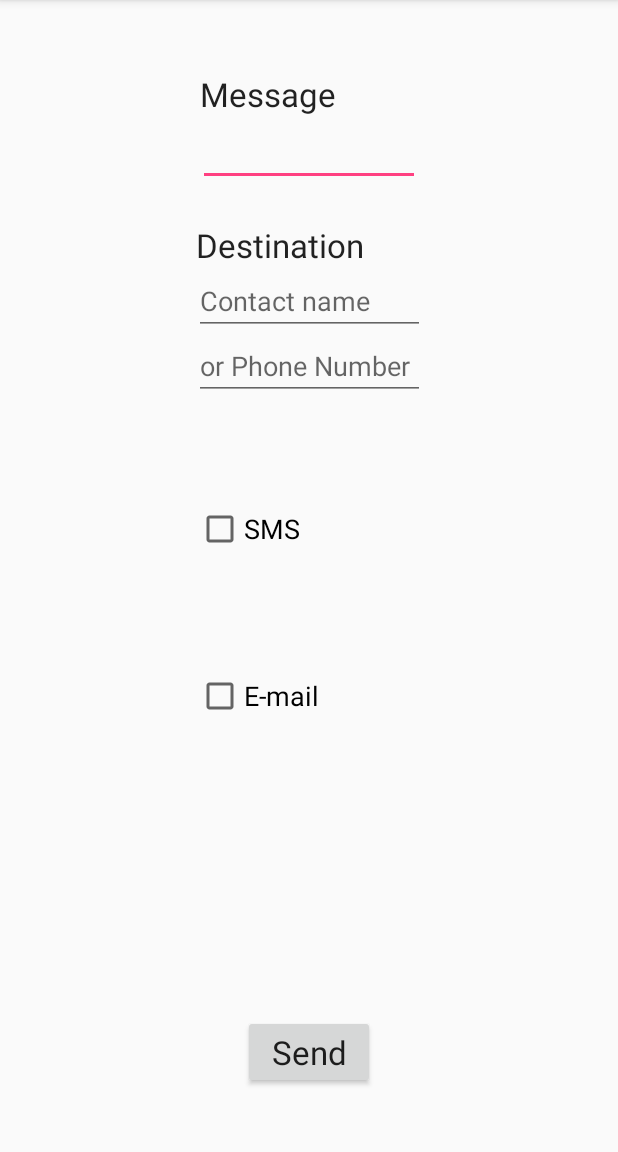
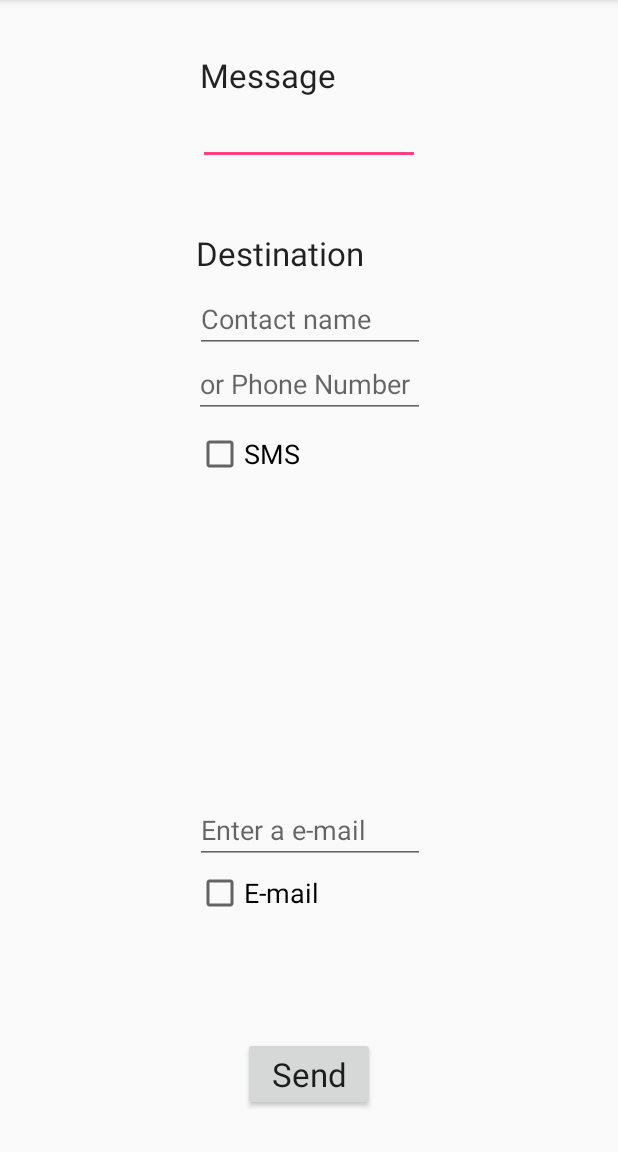
Before and after one commit to ricardojoserf/location-android-app, an Android app: the screen it shows after launch (PantallaPrincipal), on a phone screen of 412 x 824 dp, the part 84-1236 px from its top. Run offline under Robolectric (Android 15) with nearby library versions, the light colour scheme and no system bars; libraries missing offline, so code that uses them is left out: javax.mail; 2 statements that could not run were skipped.

Commit message:
Added E-mail functionality

```diff
--- a/activation/build.gradle
+++ /dev/null
@@ -1,2 +0,0 @@
-configurations.maybeCreate("default")
-artifacts.add("default", file('activation.jar'))
--- a/additionnal/build.gradle
+++ /dev/null
@@ -1,2 +0,0 @@
-configurations.maybeCreate("default")
-artifacts.add("default", file('additionnal.jar'))
--- a/app/src/main/java/com/example/fry/salvavidapp/PantallaPrincipal.java
+++ b/app/src/main/java/com/example/fry/salvavidapp/PantallaPrincipal.java
@@ -12,6 +12,7 @@ import android.support.v4.app.ActivityCompat;
 import android.telephony.SmsManager;
 import android.text.Editable;
 import android.text.TextWatcher;
+import android.util.Log;
 import android.view.View;
 import android.widget.ArrayAdapter;
 import android.widget.AutoCompleteTextView;
@@ -23,10 +24,12 @@ import com.google.android.gms.common.ConnectionResult;
 import com.google.android.gms.common.api.GoogleApiClient;
 import com.google.android.gms.location.LocationServices;
 import java.util.ArrayList;
+import java.util.Arrays;
 import java.util.Hashtable;
 import java.util.Timer;
 import java.util.TimerTask;
 import javax.mail.MessagingException;
+import android.net.Uri;
 
 
 public class PantallaPrincipal extends AppCompatActivity  implements GoogleApiClient.ConnectionCallbacks, GoogleApiClient.OnConnectionFailedListener{
@@ -41,7 +44,8 @@ public class PantallaPrincipal extends AppCompatActivity  implements GoogleApiCl
     protected void onCreate(Bundle savedInstanceState) {
         super.onCreate(savedInstanceState);
         setContentView(R.layout.activity_pantalla_principal);
-        String[] permissions = {Manifest.permission.SEND_SMS, Manifest.permission.READ_CONTACTS,Manifest.permission.ACCESS_COARSE_LOCATION,Manifest.permission.ACCESS_FINE_LOCATION};
+        String[] permissions = {Manifest.permission.SEND_SMS, Manifest.permission.READ_CONTACTS,Manifest.permission.ACCESS_COARSE_LOCATION,Manifest.permission.ACCESS_FINE_LOCATION,
+                Manifest.permission.INTERNET};
         checkPermissions(permissions, CODE_PERMISSIONS_1);
         getContacts();
         ArrayAdapter<String> adapter = new ArrayAdapter<String>(this,android.R.layout.simple_dropdown_item_1line, contacts_names);
@@ -158,9 +162,12 @@ public class PantallaPrincipal extends AppCompatActivity  implements GoogleApiCl
             String location = lat + "," + lon;
             EditText messageBox = (EditText)findViewById(R.id.editText2);
             String message = messageBox.getText().toString();
+            String final_message = message + "\nMy location: "+String.valueOf(location);
             EditText destinationBox = (EditText)findViewById(R.id.editText);
             String destination = destinationBox.getText().toString();
-            String final_message = message + "\nMy location: "+String.valueOf(location);
+            EditText emailBox = (EditText)findViewById(R.id.editText4);
+            String email = emailBox.getText().toString();
+
             // SMS
             CheckBox check_sms = (CheckBox) findViewById(R.id.checkBox);
             if (check_sms.isChecked()){
@@ -171,7 +178,7 @@ public class PantallaPrincipal extends AppCompatActivity  implements GoogleApiCl
             CheckBox check_email = (CheckBox) findViewById(R.id.checkBox2);
             if (check_email.isChecked()){
                 try {
-                    sendEmailMessage(destination, final_message);
+                    sendEmailMessage(email, final_message);
                 } catch (MessagingException e) {
                     e.printStackTrace();
                 }
@@ -219,42 +226,12 @@ public class PantallaPrincipal extends AppCompatActivity  implements GoogleApiCl
         Send e-mail
      */
     public void sendEmailMessage(String destination, String message) throws MessagingException {
-        /*
-        Intent emailIntent = new Intent(Intent.ACTION_SENDTO, Uri.parse("mailto:" + "fry93fry@gmail.com"));
-        emailIntent.putExtra(Intent.EXTRA_SUBJECT, "Salvavidapp "+String.valueOf(Calendar.getInstance().getTime()));
-        emailIntent.putExtra(Intent.EXTRA_TEXT, message);
-        startActivity(Intent.createChooser(emailIntent, "Send mail..."));
-        finish();
-        */
-        /*
+        if (ActivityCompat.checkSelfPermission(this, Manifest.permission.INTERNET) != PackageManager.PERMISSION_GRANTED) {
+            return;
+        }
         try {
-            new SendMailTask(this).execute("fry93fry@gmail.com", "veintiuno.21,22,25", "fry93fry@gmail.com", "fry93fry@gmail.com", "fry93fry@gmail.com");
+            new SendMailTask(this).execute("salvavidapp.mail", "qweqweqwe", Arrays.asList(destination), "Salvavidapp Message", message);
         }catch(Exception e){}
-        try{
-            if (ActivityCompat.checkSelfPermission(this, Manifest.permission.INTERNET) != PackageManager.PERMISSION_GRANTED) {
-                Toast.makeText(this, "No permission for internet", Toast.LENGTH_LONG).show();
-                return;
-            }
-            new Thread(new Runnable() {
-                @Override
-                public void run() {
-                    try {
-                        GMailSender sender = new GMailSender("fry93fry@gmail.com",
-                                "veintiuno.21,22,25");
-                        sender.sendMail("Hello from JavaMail", "Body from JavaMail",
-                                "fry93fry@gmail.com", "fry93fry@gmail.com");
-                    } catch (Exception e) {
-                        Log.e("SendMail", e.getMessage(), e);
-                    }
-                }
-            }).start();
-        }catch(Exception e){}
-        try {
-            new SendMailTask(this).execute("fry93fry", "veintiuno.21,22,25",
-                    Arrays.asList("fry93fry"),
-                "fry93fry@gmail.com", "fry93fry@gmail.com");
-        }catch(Exception e){}
-        */
     }
 
 
--- a/app/src/main/res/layout/activity_pantalla_principal.xml
+++ b/app/src/main/res/layout/activity_pantalla_principal.xml
@@ -11,8 +11,8 @@
         android:id="@+id/textView2"
         android:layout_width="wrap_content"
         android:layout_height="wrap_content"
-        android:layout_marginLeft="1dp"
-        android:layout_marginTop="48dp"
+        android:layout_marginLeft="0dp"
+        android:layout_marginTop="35dp"
         android:text="@string/message"
         android:textAppearance="@style/TextAppearance.AppCompat.Large"
         app:layout_constraintLeft_toLeftOf="@+id/editText2"
@@ -28,14 +28,15 @@
         android:layout_marginBottom="23dp"
         android:layout_marginTop="33dp"
         android:ems="10"
-        android:inputType="textPersonName"
+        android:lines="4"
+        android:inputType="textMultiLine"
         android:text=""
         android:textAppearance="@style/TextAppearance.AppCompat.Medium"
         app:layout_constraintBottom_toTopOf="@+id/textView"
         app:layout_constraintLeft_toLeftOf="parent"
         app:layout_constraintRight_toRightOf="parent"
         app:layout_constraintTop_toTopOf="@+id/textView2"
-        app:layout_constraintVertical_bias="0.529"
+        app:layout_constraintVertical_bias="0.0"
         tools:layout_constraintBottom_creator="1"
         tools:layout_constraintLeft_creator="1"
         tools:layout_constraintRight_creator="1"
@@ -45,21 +46,21 @@
         android:id="@+id/textView"
         android:layout_width="wrap_content"
         android:layout_height="wrap_content"
-        android:layout_marginTop="71dp"
+        android:layout_marginTop="89dp"
         android:text="@string/destination"
         android:textAppearance="@style/TextAppearance.AppCompat.Large"
         app:layout_constraintLeft_toLeftOf="@+id/editText"
         app:layout_constraintTop_toBottomOf="@+id/textView2"
         tools:layout_constraintLeft_creator="1"
         tools:layout_constraintTop_creator="1"
-        android:layout_marginLeft="1dp"
+        android:layout_marginLeft="4dp"
         android:layout_marginStart="1dp" />
 
     <EditText
         android:id="@+id/editText"
         android:layout_width="154dp"
         android:layout_height="43dp"
-        android:layout_marginTop="99dp"
+        android:layout_marginTop="125dp"
         android:digits="0123456789+"
         android:ems="10"
         android:hint="@string/or_phone_number"
@@ -85,7 +86,7 @@
         app:layout_constraintBottom_toBottomOf="parent"
         app:layout_constraintLeft_toLeftOf="@+id/editText"
         app:layout_constraintTop_toTopOf="parent"
-        app:layout_constraintVertical_bias="0.609"
+        app:layout_constraintVertical_bias="0.787"
         tools:layout_constraintBottom_creator="1"
         tools:layout_constraintLeft_creator="1"
         tools:layout_constraintTop_creator="1" />
@@ -100,17 +101,17 @@
         tools:layout_constraintLeft_creator="1"
         tools:layout_constraintTop_creator="1"
         android:layout_marginStart="1dp"
-        android:layout_marginTop="70dp"
         app:layout_constraintTop_toBottomOf="@+id/editText"
         app:layout_constraintLeft_toLeftOf="@+id/editText"
-        android:layout_marginLeft="4dp" />
+        android:layout_marginLeft="4dp"
+        android:layout_marginTop="8dp" />
 
 
     <Button
         android:id="@+id/button"
         android:layout_width="wrap_content"
         android:layout_height="wrap_content"
-        android:layout_marginBottom="42dp"
+        android:layout_marginBottom="27dp"
         android:text="@string/send"
         android:textAppearance="@style/TextAppearance.AppCompat.Large"
         app:layout_constraintBottom_toBottomOf="parent"
@@ -122,8 +123,8 @@
 
     <AutoCompleteTextView
         android:id="@+id/editText3"
-        android:layout_width="154dp"
-        android:layout_height="0dp"
+        android:layout_width="153dp"
+        android:layout_height="42dp"
         android:ems="10"
         android:hint="@string/contact_name"
         android:inputType="textPersonName"
@@ -131,11 +132,32 @@
         app:layout_constraintBottom_toTopOf="@+id/editText"
         app:layout_constraintLeft_toLeftOf="parent"
         app:layout_constraintRight_toRightOf="parent"
-        app:layout_constraintVertical_bias="0.0"
+        app:layout_constraintVertical_bias="1.0"
         tools:layout_constraintBottom_creator="1"
         tools:layout_constraintLeft_creator="1"
         tools:layout_constraintRight_creator="1"
         tools:layout_constraintTop_creator="1"
-        app:layout_constraintTop_toBottomOf="@+id/textView" />
+        app:layout_constraintTop_toBottomOf="@+id/textView"
+        app:layout_constraintHorizontal_bias="0.502" />
+
+    <EditText
+        android:id="@+id/editText4"
+        android:layout_width="153dp"
+        android:layout_height="42dp"
+        android:ems="10"
+        android:inputType="textPersonName"
+        android:hint="@string/enter_a_e_mail"
+        tools:layout_constraintTop_creator="1"
+        tools:layout_constraintRight_creator="1"
+        tools:layout_constraintBottom_creator="1"
+        app:layout_constraintBottom_toBottomOf="@+id/checkBox2"
+        app:layout_constraintRight_toRightOf="parent"
+        android:layout_marginTop="50dp"
+        tools:layout_constraintLeft_creator="1"
+        android:layout_marginBottom="35dp"
+        app:layout_constraintLeft_toLeftOf="parent"
+        app:layout_constraintTop_toTopOf="@+id/checkBox"
+        app:layout_constraintHorizontal_bias="0.502"
+        app:layout_constraintVertical_bias="1.0" />
 
 </android.support.constraint.ConstraintLayout>
--- a/app/src/main/res/values/strings.xml
+++ b/app/src/main/res/values/strings.xml
@@ -9,4 +9,6 @@
     <string name="contact_name">Contact name</string>
     <string name="or_phone_number">or Phone Number</string>
     <string name="e_mail">E-mail</string>
+    <string name="to">fry93fry@gmail.com</string>
+    <string name="enter_a_e_mail">Enter a e-mail</string>
 </resources>
--- a/javax.mail/build.gradle
+++ /dev/null
@@ -1,2 +0,0 @@
-configurations.maybeCreate("default")
-artifacts.add("default", file('javax.mail.jar'))
--- a/mail-1.4.7/build.gradle
+++ /dev/null
@@ -1,2 +0,0 @@
-configurations.maybeCreate("default")
-artifacts.add("default", file('mail-1.4.7.jar'))
--- a/mail/build.gradle
+++ /dev/null
@@ -1,2 +0,0 @@
-configurations.maybeCreate("default")
-artifacts.add("default", file('mail.jar'))
```
Also changed, not shown: app/build.gradle (+4 -3 lines), app/src/main/java/com/example/fry/salvavidapp/GMail.java (added, +85 -0 lines), app/src/main/java/com/example/fry/salvavidapp/SendMailTask.java (added, +60 -0 lines), 8 other files.
